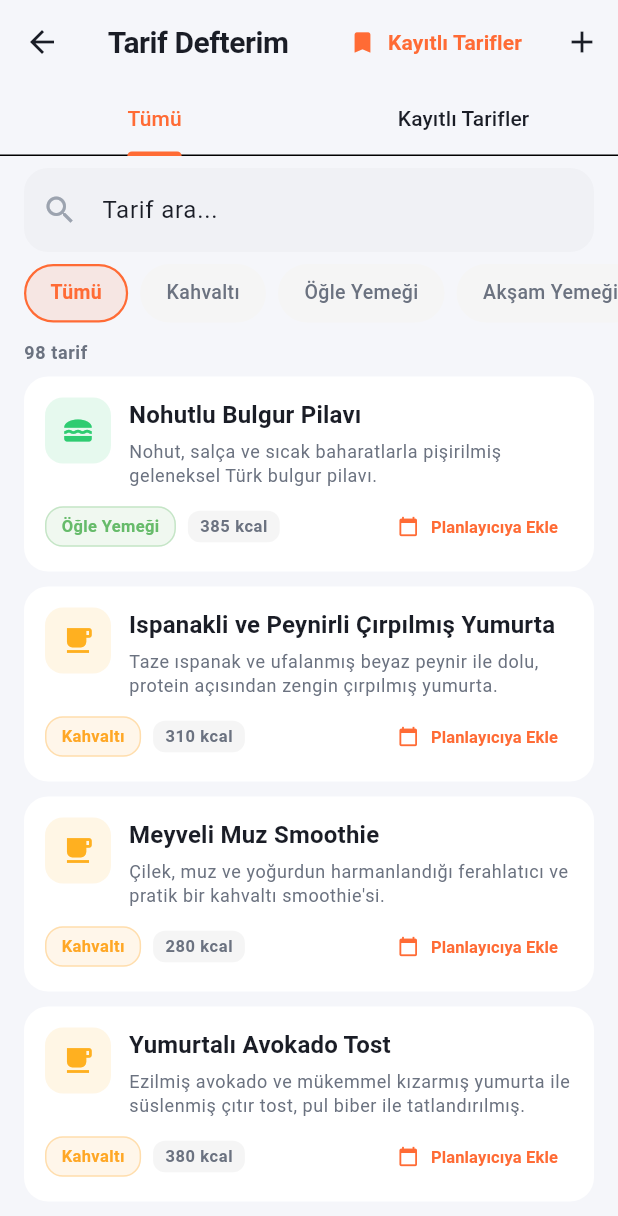
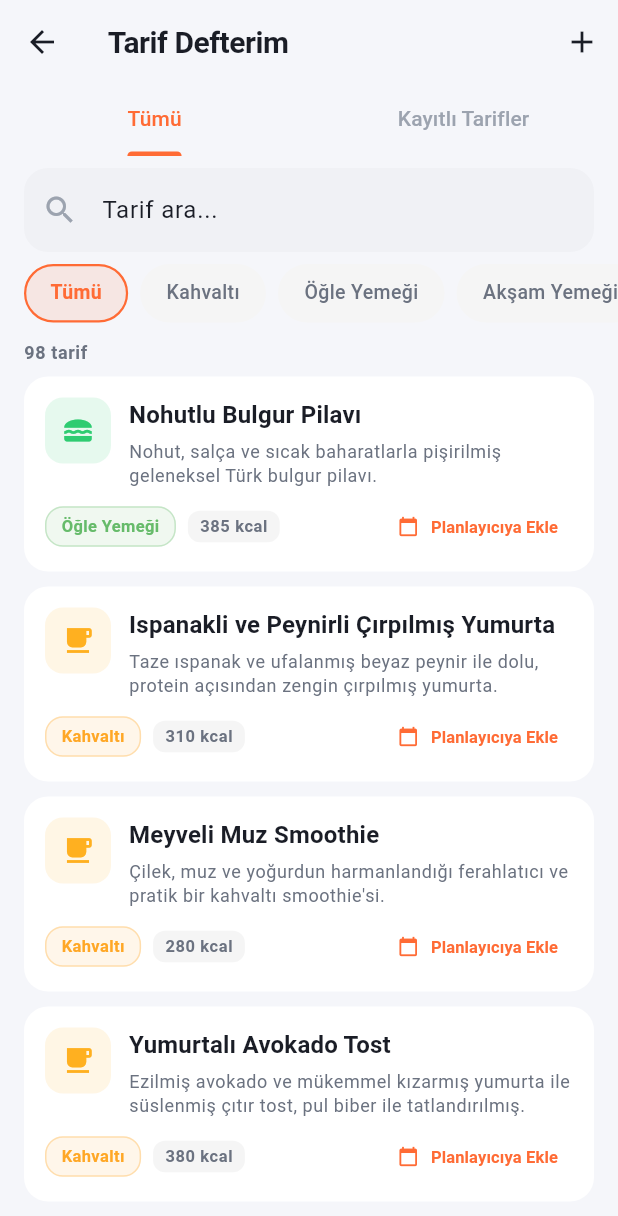
Before and after one commit to turantopcuoglu/newapp, a Flutter app: the RecipeBookScreen screen opened directly, on a phone screen of 412 x 824 dp. Shown: the top 1216 px of the screen. Run offline on Flutter 3.47's test engine with Material 3 defaults, Android fonts, the phone set to English and light mode, and no system bars; our stand-ins replace fl_chart, flutter_riverpod, shared_preferences; accounts and stored records are empty.

Commit message:
Refine recipe book tabs styling and remove saved button

```diff
--- a/lib/screens/recipe_book/recipe_book_screen.dart
+++ b/lib/screens/recipe_book/recipe_book_screen.dart
@@ -91,13 +91,6 @@ class _RecipeBookScreenState extends ConsumerState<RecipeBookScreen> {
         appBar: AppBar(
           title: Text(l10n.recipeBookTitle),
           actions: [
-            Builder(
-              builder: (tabContext) => TextButton.icon(
-                onPressed: () => DefaultTabController.of(tabContext).animateTo(1),
-                icon: const Icon(Icons.bookmark_rounded, size: 18),
-                label: Text(l10n.exploreSavedRecipes),
-              ),
-            ),
             IconButton(
               icon: const Icon(Icons.add),
               onPressed: () => Navigator.push(
@@ -107,6 +100,10 @@ class _RecipeBookScreenState extends ConsumerState<RecipeBookScreen> {
             ),
           ],
           bottom: TabBar(
+            labelColor: theme.colorScheme.primary,
+            unselectedLabelColor: AppTheme.textLight,
+            indicatorColor: theme.colorScheme.primary,
+            dividerColor: Colors.transparent,
             tabs: [
               Tab(text: l10n.recipeBookAll),
               Tab(text: l10n.exploreSavedRecipes),
```
